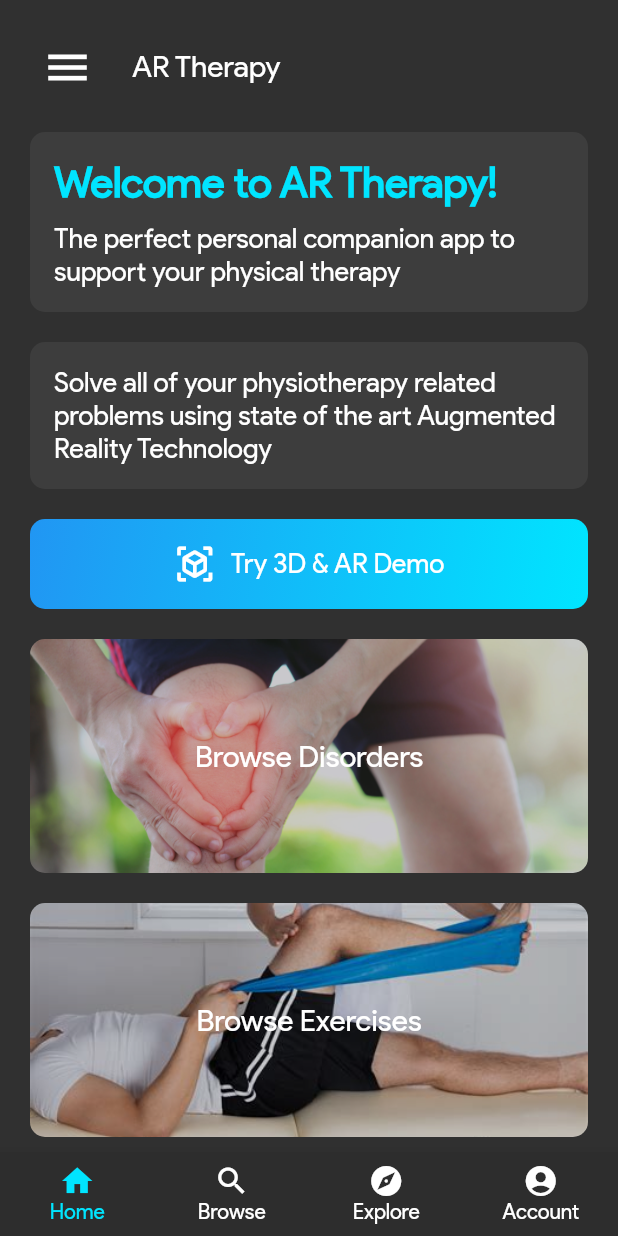
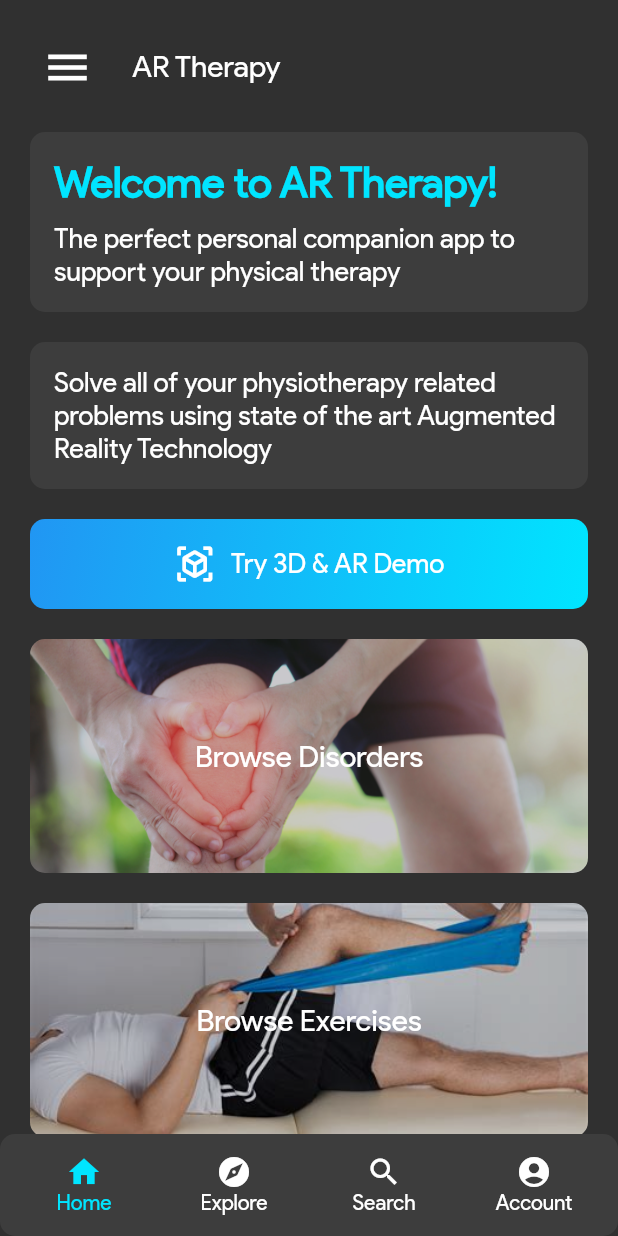
Before and after one commit to Harshit-Sonawala/ar_therapy, a Flutter app: the screen it shows after launch, on a phone screen of 412 x 824 dp. Run offline on Flutter 3.47's test engine with Material 2 defaults, Android fonts, the phone set to English and light mode, and no system bars; our stand-ins replace firebase_auth, firebase_core; missing offline and left inert: model_viewer_plus; accounts and stored records are empty.

Commit message:
added BottomNavBar

```diff
--- a/lib/screens/bottom_nav_wrapper_screen.dart
+++ b/lib/screens/bottom_nav_wrapper_screen.dart
@@ -1,8 +1,10 @@
 import 'package:flutter/material.dart';
 
 import './home_screen.dart';
-import './account_screen.dart';
+import './login_screen.dart';
+// import './account_screen.dart';
 import './wip_screen.dart';
+import '../widgets/custom_card.dart';
 
 class BottomNavWrapperScreen extends StatefulWidget {
   const BottomNavWrapperScreen({super.key});
@@ -13,9 +15,9 @@ class BottomNavWrapperScreen extends StatefulWidget {
 class _BottomNavWrapperScreenState extends State<BottomNavWrapperScreen> {
   final List<Map<String, Object>> _screenData = const [
     {"page": HomeScreen()},
-    {"page": WipScreen(screenName: 'Browse')},
     {"page": WipScreen(screenName: 'Explore')},
-    {"page": AccountScreen()},
+    {"page": WipScreen(screenName: 'Search')},
+    {"page": LoginScreen()},
   ];
 
   int _selectedScreenIndex = 0;
@@ -24,26 +26,43 @@ class _BottomNavWrapperScreenState extends State<BottomNavWrapperScreen> {
   Widget build(BuildContext context) {
     return Scaffold(
       body: _screenData[_selectedScreenIndex]['page'] as Widget,
-      bottomNavigationBar: BottomNavigationBar(
+      bottomNavigationBar: CustomCard(
+        margin: const EdgeInsets.symmetric(vertical: 2, horizontal: 4),
+        padding: const EdgeInsets.all(6),
+        child: BottomNavigationBar(
+          items: const [
+            BottomNavigationBarItem(
+              icon: Icon(Icons.home),
+              label: 'Home',
+            ),
+            BottomNavigationBarItem(
+              icon: Icon(Icons.explore),
+              label: 'Explore',
+            ),
+            BottomNavigationBarItem(
+              icon: Icon(Icons.search),
+              label: 'Search',
+            ),
+            BottomNavigationBarItem(
+              icon: Icon(Icons.account_circle),
+              label: 'Account',
+            ),
+          ],
           currentIndex: _selectedScreenIndex,
           onTap: (int newIndex) => {
             setState(() {
               _selectedScreenIndex = newIndex;
             }),
           },
-        backgroundColor: const Color(0xff2d2d2d),
+          type: BottomNavigationBarType.fixed,
           showUnselectedLabels: true,
+          elevation: 0,
+          backgroundColor: Colors.transparent,
           selectedFontSize: 14,
           unselectedFontSize: 14,
           selectedItemColor: Theme.of(context).primaryColor,
           unselectedItemColor: Colors.white,
-        type: BottomNavigationBarType.fixed,
-        items: const [
-          BottomNavigationBarItem(icon: Icon(Icons.home), label: 'Home'),
-          BottomNavigationBarItem(icon: Icon(Icons.search), label: 'Browse'),
-          BottomNavigationBarItem(icon: Icon(Icons.explore), label: 'Explore'),
-          BottomNavigationBarItem(icon: Icon(Icons.account_circle), label: 'Account'),
-        ],
+        ),
       ),
     );
   }
```
Lines whose indentation alone changed are shown as unchanged.
